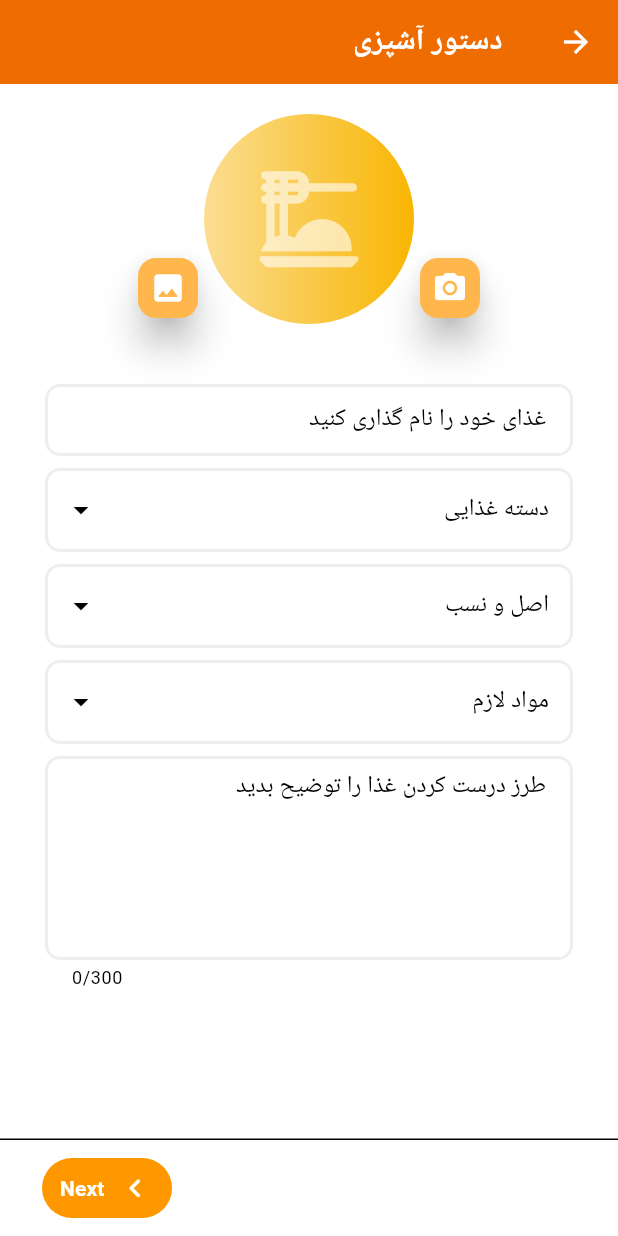
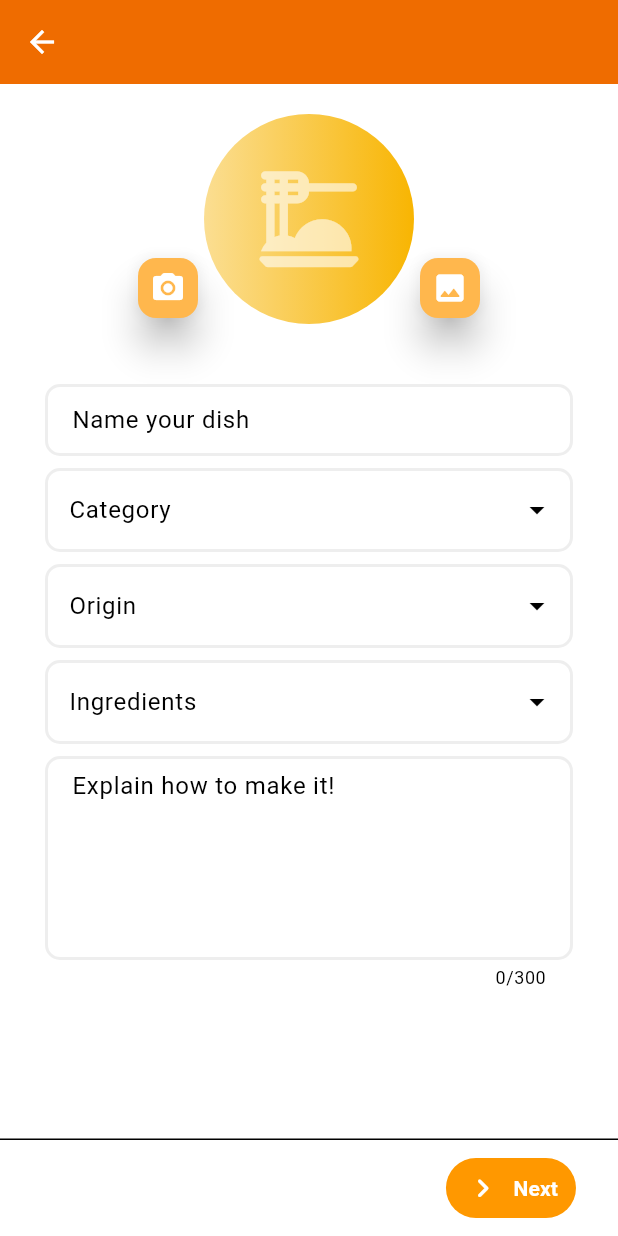
Before and after one commit to AliOshriyeh/RecipeBook, a Flutter app: the CreateRecipeScreen screen opened by its route, on a phone screen of 412 x 824 dp. Run offline on Flutter 3.47's test engine with Material 3 defaults, Android fonts, the light colour scheme and no system bars; drawn by our look-alikes of dropdown_search; our stand-ins replace another_flutter_splash_screen, bloc, cached_network_image, carousel_slider, connectivity_plus, equatable and 13 more; missing offline and left inert: dart:ffi; accounts and stored records are empty; generated files the repository leaves out were written again.

Commit message:
Short Term Update #2
Updating Localization

```diff
--- a/lib/logic/bloc/7Connectivity/connectivity_bloc.dart
+++ b/lib/logic/bloc/7Connectivity/connectivity_bloc.dart
@@ -13,8 +13,12 @@
   final connectivityCheck = Connectivity();
   late StreamSubscription connectivityStreamSubscription;
   ConnectivityBloc() : super(ConnectivityLoading()) {
+    on<ConnectivityInitialEvent>((event, emit) {
+      print(printSignifier + "START");
+      emit(ConnectionFailure());
+    });
+
     on<ConnectivityMonitorEvent>((event, emit) {
-      print("START");
       connectivityStreamSubscription = connectivityCheck.onConnectivityChanged.listen((connectivityResult) {
         //   if (connectivityResult == ConnectivityResult.wifi) {
         //     setStateToConnected(ConnectivityType.WIFI);
--- a/lib/main.dart
+++ b/lib/main.dart
@@ -54,7 +54,7 @@
       ],
       child: MaterialApp(
         supportedLocales: LocalizationManager.allLang,
-        locale: const Locale('fa'),
+        locale: const Locale('en'),
         title: "The Recipe Book",
         theme: lightTheme,
         themeMode: ThemeMode.light,
--- a/lib/presentation/themes/light_theme.dart
+++ b/lib/presentation/themes/light_theme.dart
@@ -1,4 +1,5 @@
 import 'package:flutter/material.dart';
+import 'package:path/path.dart';
 
 ThemeData lightTheme = ThemeData(
     brightness: Brightness.light,
@@ -20,7 +21,7 @@
       // secondary: Colors.orange.shade500,
       // background: Colors.grey.shade300,
     ),
-    expansionTileTheme: ExpansionTileThemeData(backgroundColor: Colors.white),
+    expansionTileTheme: const ExpansionTileThemeData(backgroundColor: Colors.white),
     buttonTheme: ButtonThemeData(colorScheme: ColorScheme.light(primary: Colors.orange.shade800)),
     floatingActionButtonTheme: FloatingActionButtonThemeData(
       elevation: 10,
--- a/lib/presentation/views/create_recipe_screen.dart
+++ b/lib/presentation/views/create_recipe_screen.dart
@@ -35,7 +35,7 @@
   Widget build(BuildContext context) {
     return Scaffold(
       resizeToAvoidBottomInset: false,
-      appBar: AppBar(title: Text(controller_name.text + " " + AppLocalizations.of(context)!.recipe)),
+      appBar: AppBar(title: Text(controller_name.text)),
       body: SingleChildScrollView(
         child: Padding(
           padding: const EdgeInsets.symmetric(horizontal: 30, vertical: 20),
@@ -109,7 +109,7 @@
                   popupProps: PopupProps.modalBottomSheet(
                       showSearchBox: true,
                       loadingBuilder: (context, searchEntry) => const Center(child: CircularProgressIndicator()),
-                      emptyBuilder: (context, searchEntry) => Center(child: Text("There was no result for $searchEntry")),
+                      emptyBuilder: (context, searchEntry) => Center(child: Text(AppLocalizations.of(context)!.prmpt_search(searchEntry))),
                       //FIXME - Create a better error message
                       errorBuilder: (context, searchEntry, exception) => const Center(child: Icon(Icons.error_rounded, color: Colors.grey, size: 200)),
                       searchFieldProps: TextFieldProps(
@@ -152,7 +152,7 @@
                   popupProps: PopupPropsMultiSelection.modalBottomSheet(
                       showSearchBox: true,
                       loadingBuilder: (context, searchEntry) => const Center(child: CircularProgressIndicator()),
-                      emptyBuilder: (context, searchEntry) => Center(child: Text("There was no result for $searchEntry")),
+                      emptyBuilder: (context, searchEntry) => Center(child: Text(AppLocalizations.of(context)!.prmpt_search(searchEntry))),
                       //FIXME - Create a better error message
                       errorBuilder: (context, searchEntry, exception) => const Center(child: Icon(Icons.error_rounded, color: Colors.grey, size: 200)),
                       searchFieldProps: TextFieldProps(
@@ -233,7 +233,7 @@
                 }
               },
               icon: const Icon(Icons.navigate_next_rounded, color: Colors.white, size: 25),
-              label: const Text("Next", style: TextStyle(fontWeight: FontWeight.bold, color: Colors.white))),
+              label: Text(AppLocalizations.of(context)!.next, style: const TextStyle(fontWeight: FontWeight.bold, color: Colors.white))),
         )
       ],
     );
--- a/lib/presentation/views/modify_ingredients_screen.dart
+++ b/lib/presentation/views/modify_ingredients_screen.dart
@@ -1,12 +1,16 @@
+// ignore_for_file: prefer_interpolation_to_compose_strings
+
 import 'dart:io';
 
 import 'package:flutter/material.dart';
 import 'package:flutter_bloc/flutter_bloc.dart';
+import 'package:toastification/toastification.dart';
+import 'package:flutter_gen/gen_l10n/app_localization.dart';
+
 import 'package:test/data/models/recipe_model.dart';
 import 'package:test/logic/bloc/1Recipe/recipe_bloc.dart';
+import 'package:test/presentation/router/app_router.dart';
 import 'package:test/logic/cubit/3ModifyIngredient/modify_ingredient_cubit.dart';
-import 'package:test/presentation/router/app_router.dart';
-import 'package:toastification/toastification.dart';
 
 class ModifyIngredientsScreen extends StatefulWidget {
   final Object? arguments;
@@ -59,7 +63,7 @@
                         children: [
                           Row(children: [const Text("Name: ", style: TextStyle(fontWeight: FontWeight.bold)), Text(thisRecipe.name)]),
                           const SizedBox(height: 15),
-                          Row(children: [const Text("Category: ", style: TextStyle(fontWeight: FontWeight.bold)), Text(thisRecipe.category)]),
+                          Row(children: [Text(AppLocalizations.of(context)!.category + ": ", style: const TextStyle(fontWeight: FontWeight.bold)), Text(thisRecipe.category)]),
                           const SizedBox(height: 15),
                           Row(children: [const Text("Country: ", style: TextStyle(fontWeight: FontWeight.bold)), Text(thisRecipe.origin)]),
                         ],
--- a/lib/utils/resources/localization/app_fa.arb
+++ b/lib/utils/resources/localization/app_fa.arb
@@ -3,18 +3,21 @@
         "helloWorld": "سلام دنیا",
         "apptitle": "کتاب آشپزی",
         "hello": "سلام {username}",
+        "next": "بعدی",
         "error": "خطا",
         "recipe": "دستور آشپزی",
-        "origin": "اصل و نسب",
+        "origin": "اصالت غذا",
         "category": "دسته غذایی",
         "ingredients": "مواد لازم",
-        "ent_valname": "یک نام معتبر وارد کنید",
         "ent_recname": "غذای خود را نام گذاری کنید",
         "ent_recdesc": "طرز درست کردن غذا را توضیح بدید",
+        "ent_valname": "یک نام معتبر وارد کنید",
         "ent_valdesc": "دستور پخت خیلی کوتاه است",
-        "chs_country": "یک کشور را انتخاب کنید",
         "ent_country": "کشور مبدا را در اینجا تایپ کنید",
         "ent_Ingredient": "مواد لازم را اینجا تایپ کنید",
+        "ent_valIngredient": "یک ماده غذایی معتبر وارد کنید",
+        "chs_country": "یک کشور را انتخاب کنید",
         "chs_category": "یک دسته غذایی را انتخاب کنید",
-        "chs_Ingredient": "مواد اولیه را انتخاب کنید"
+        "chs_Ingredient": "مواد اولیه را انتخاب کنید",
+        "prmpt_search" : "نتیجه ای برای {itemName} پیدا نشد"
 }
```
Also changed, not shown: lib/presentation/views/edit_recipe_screen.dart (+21 -20 lines), lib/utils/resources/localization/app_ar.arb (+8 -5 lines), lib/utils/resources/localization/app_en.arb (+12 -2 lines), lib/utils/resources/localization/app_fr.arb (+6 -3 lines).
